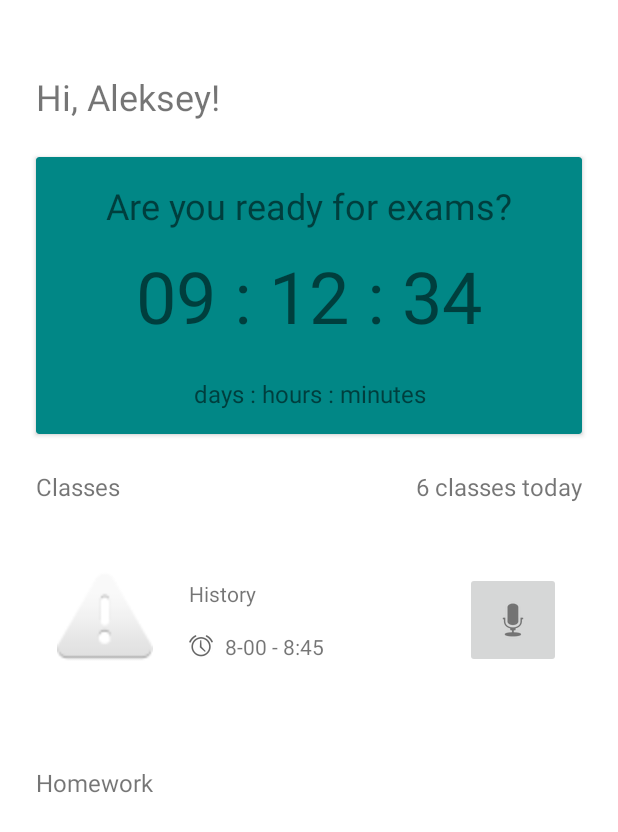
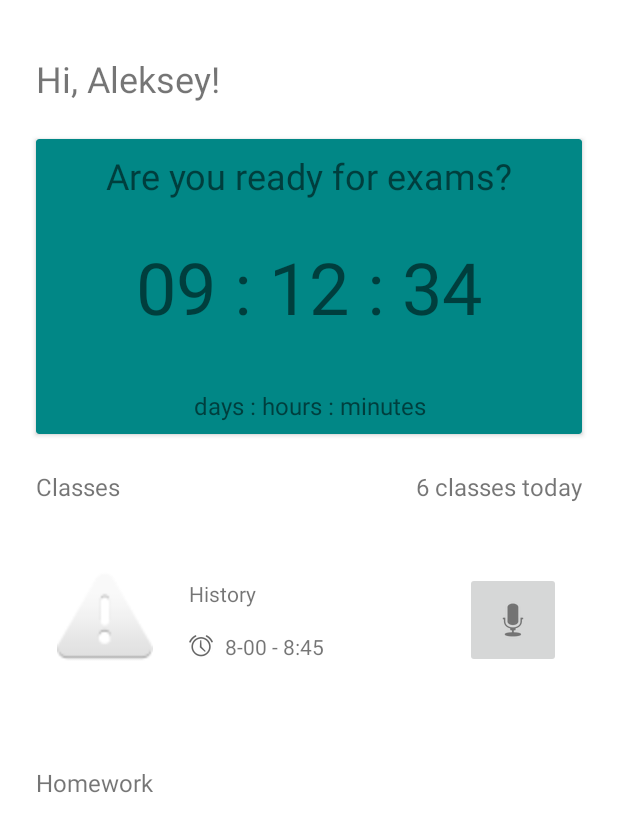
Before and after one commit to udav2alex/MyTimetable, an Android app: the layout fragment_home.xml on its own in the app's theme, with its tools: preview values and no code run, on a phone screen of 412 x 824 dp. Shown: the top 832 px of the screen. Run offline under Robolectric (Android 15) with nearby library versions, the phone set to English and light mode, and no system bars.

```diff
--- a/app/src/main/res/layout/fragment_home.xml
+++ b/app/src/main/res/layout/fragment_home.xml
@@ -10,7 +10,7 @@
         android:layout_width="wrap_content"
         android:layout_height="wrap_content"
         android:layout_marginStart="@dimen/gap_big"
-        android:layout_marginTop="48dp"
+        android:layout_marginTop="36dp"
         android:text="@string/hi_user"
         android:textSize="24sp"
         app:layout_constraintStart_toStartOf="parent"
@@ -31,7 +31,7 @@
             android:id="@+id/text_card_view"
             android:layout_width="match_parent"
             android:layout_height="wrap_content"
-            android:layout_marginTop="16dp"
+            android:layout_marginTop="8dp"
             android:gravity="center"
             android:text="@string/are_you_ready_for_exams"
             android:textSize="24sp" />
@@ -51,10 +51,20 @@
             android:layout_height="wrap_content"
             android:layout_gravity="bottom"
             android:layout_marginTop="8dp"
-            android:layout_marginBottom="16dp"
+            android:layout_marginBottom="8dp"
             android:gravity="center"
             android:text="@string/days_hours_minutes"
-            android:textSize="16sp" />
+            android:textSize="16sp">
+
+            <tag
+                android:id="@+id/days_hours_minutes"
+                android:value="@string/days_hours_minutes" />
+
+            <tag
+                android:id="@+id/hours_minutes_seconds"
+                android:value="@string/hours_minutes_seconds" />
+
+        </TextView>
 
     </androidx.cardview.widget.CardView>
 
@@ -91,9 +101,9 @@
         android:layout_height="0dp"
         android:layout_marginTop="8dp"
         android:layout_marginBottom="@dimen/gap_big"
-        tools:listitem="@layout/item_classes"
         app:layout_constraintBottom_toTopOf="@id/second_block_bottom_guideline"
-        app:layout_constraintTop_toBottomOf="@id/classes_caption" />
+        app:layout_constraintTop_toBottomOf="@id/classes_caption"
+        tools:listitem="@layout/item_classes" />
 
     <androidx.constraintlayout.widget.Guideline
         android:id="@+id/second_block_bottom_guideline"
--- a/app/src/main/res/values/strings.xml
+++ b/app/src/main/res/values/strings.xml
@@ -5,6 +5,7 @@
     <string name="hi_user">Hi, Aleksey!</string>
     <string name="are_you_ready_for_exams">Are you ready for exams?</string>
     <string name="days_hours_minutes">days : hours : minutes</string>
+    <string name="hours_minutes_seconds">hours : minutes : seconds</string>
     <string name="homework">Homework</string>
     <string name="class_image">Class image</string>
 </resources>
```
Also changed, not shown: app/src/main/java/ru/gressor/mytimetable/entities/TimerState.kt (added, +7 -0 lines), app/src/main/java/ru/gressor/mytimetable/interactors/ExamInteractor.kt (+27 -8 lines), app/src/main/java/ru/gressor/mytimetable/repositories/ExamsRepositoryStub.kt (+5 -3 lines), app/src/main/java/ru/gressor/mytimetable/ui/HomeFragment.kt (+8 -1 lines), app/src/main/java/ru/gressor/mytimetable/vm/HomeViewModel.kt (+5 -3 lines).
